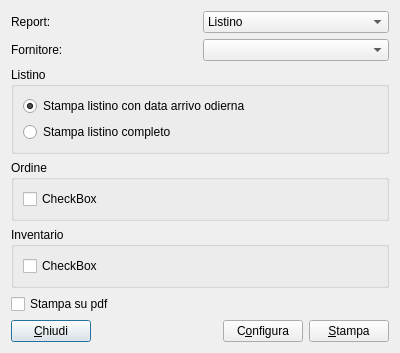
Old version of the form moduleReport/reportdlg.ui in the repository kvsd/Gestionale.
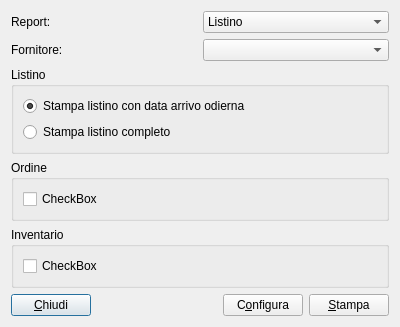
New version of the form.

Diff of the .ui file:
```diff
--- a/moduleReport/reportdlg.ui
+++ b/moduleReport/reportdlg.ui
@@ -7,7 +7,7 @@
     <x>0</x>
     <y>0</y>
     <width>400</width>
-    <height>350</height>
+    <height>324</height>
    </rect>
   </property>
   <property name="windowTitle">
@@ -116,13 +116,6 @@
      </layout>
     </widget>
    </item>
-   <item>
-    <widget class="QCheckBox" name="pdfCheckBox">
-     <property name="text">
-      <string>Stampa su pdf</string>
-     </property>
-    </widget>
-   </item>
    <item>
     <layout class="QHBoxLayout" name="horizontalLayout">
      <item>
```
